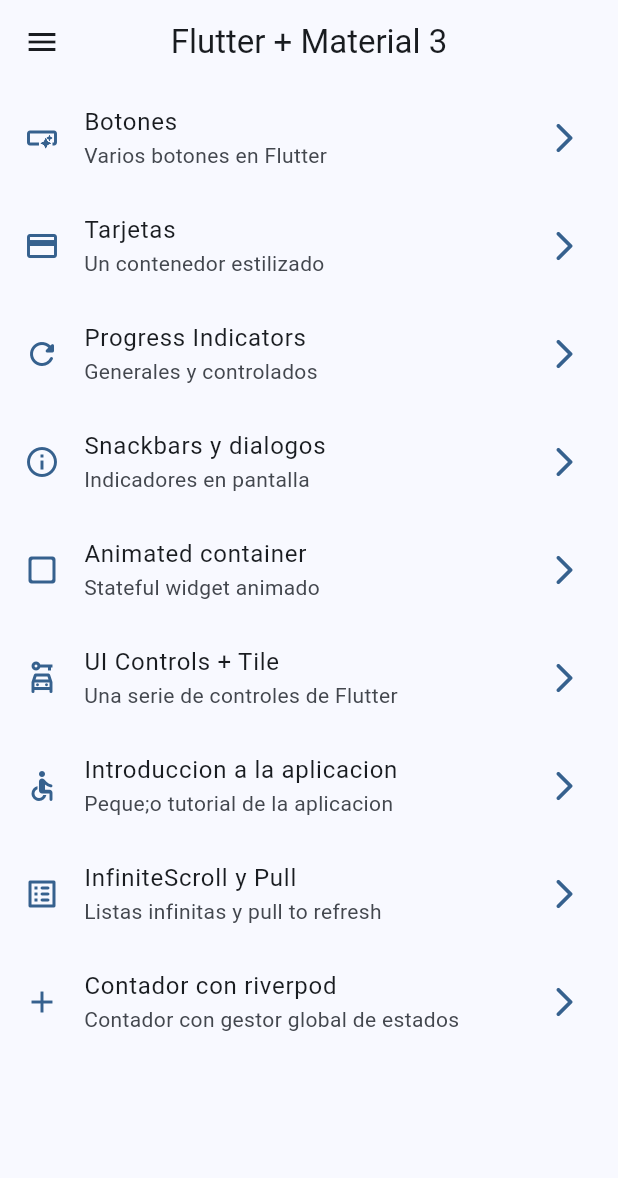
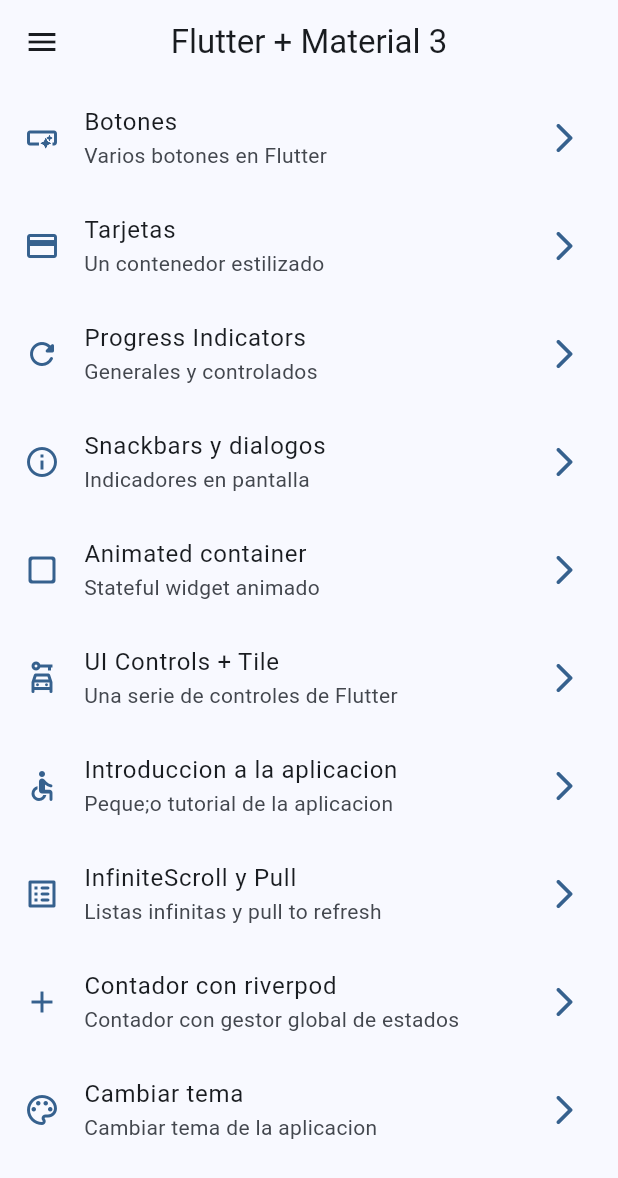
Before and after one commit to LuisHernandez1611681/widgets_app, a Flutter app: the screen it shows after launch, on a phone screen of 412 x 824 dp. Shown: the top 1178 px of the screen. Run offline on Flutter 3.47's test engine with Material 3 defaults, Android fonts, the phone set to English and light mode, and no system bars; our stand-ins replace animate_do, flutter_riverpod, go_router.

Commit message:
Se creo una lista inmutable y se muestra un listado de colores

```diff
--- a/lib/config/menu/menu_items.dart
+++ b/lib/config/menu/menu_items.dart
@@ -68,4 +68,10 @@ const appMenuItems = <MenuItem>[
     link: '/counter-screen',
     icon: Icons.add
   ),
+  MenuItem(
+    title: 'Cambiar tema',
+    subTitle: 'Cambiar tema de la aplicacion',
+    link: '/theme-changer',
+    icon: Icons.color_lens_outlined
+  ),
 ];
--- a/lib/config/router/app_router.dart
+++ b/lib/config/router/app_router.dart
@@ -63,6 +63,12 @@ final appRouter = GoRouter(
       path: '/counter-screen',
       name: CounterScreen.name,
       builder: (context, state) => const CounterScreen()
+    ),
+
+    GoRoute(
+      path: '/theme-changer',
+      name: ThemeChangerScreen.name,
+      builder: (context, state) => const ThemeChangerScreen()
     )
   ],
 );
--- a/lib/presentation/providers/theme_provider.dart
+++ b/lib/presentation/providers/theme_provider.dart
@@ -1,3 +1,7 @@
 import 'package:flutter_riverpod/flutter_riverpod.dart';
+import 'package:widgets_app/config/theme/app_theme.dart';
 
 final isDarkModeProvider = StateProvider<bool>((ref) => false);
+
+// Listado de colores inmutable (Nunca va cambiar)
+final colorListProvider = Provider((ref) => colorList);
--- a/lib/presentation/screens/screens.dart
+++ b/lib/presentation/screens/screens.dart
@@ -1,3 +1,4 @@
+export 'package:widgets_app/presentation/screens/theme_changer/theme_changer_screen.dart';
 export 'package:widgets_app/presentation/screens/counter/counter_screen.dart';
 export 'package:widgets_app/presentation/screens/animated/animated_screen.dart';
 export 'package:widgets_app/presentation/screens/app_tutorial/app_tutorial_screen.dart';
```
Also changed, not shown: lib/presentation/screens/theme_changer/theme_changer_screen.dart (added, +59 -0 lines).
